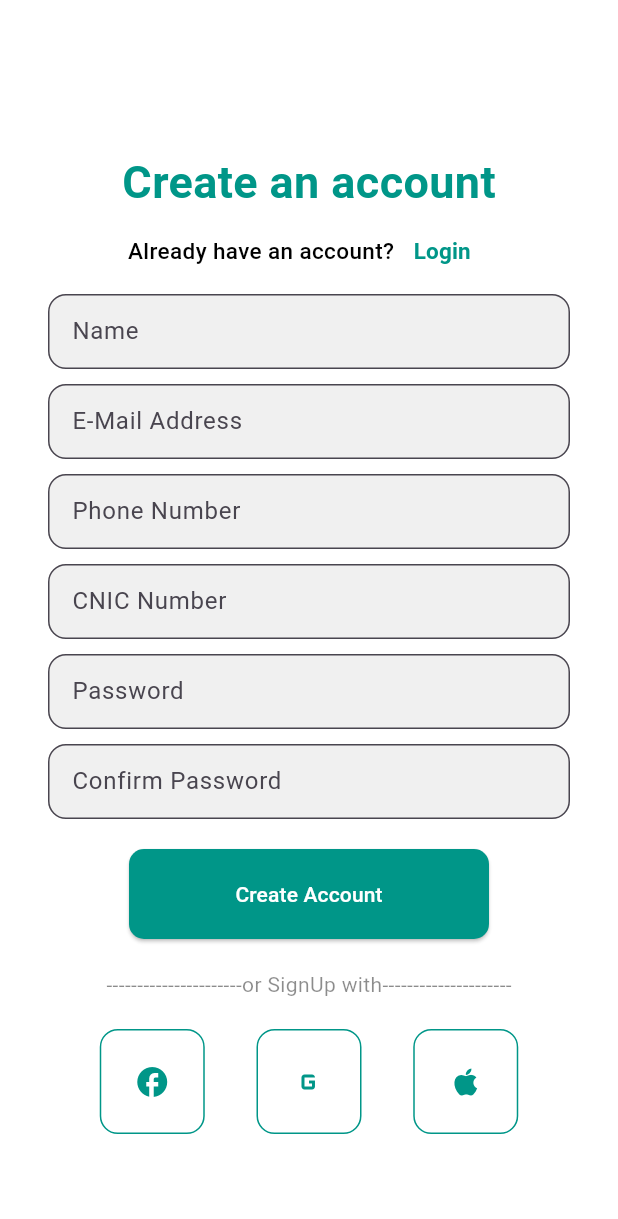
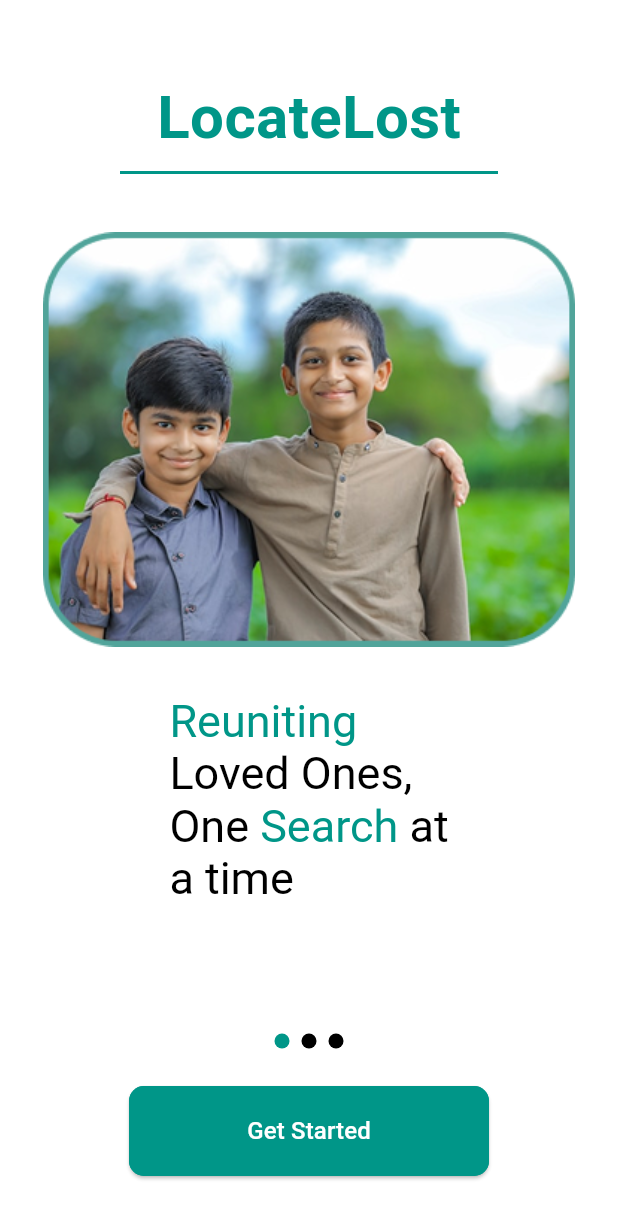
Before and after one commit to ZulfiqarAlam18/locate-lost, a Flutter app: the screen it shows after launch, on a phone screen of 412 x 824 dp. Shown: the top 1219 px of the screen. Run offline on Flutter 3.47's test engine with Material 3 defaults, Android fonts, the phone set to English and light mode, and no system bars; drawn by our look-alikes of smooth_page_indicator; our stand-ins replace google_fonts, percent_indicator.

Commit message:
splash screens ui ready

```diff
--- /dev/null
+++ b/lib/Screens/SplashScreens/splash.dart
@@ -0,0 +1,78 @@
+import 'package:flutter/material.dart';
+import 'package:locat_lost/Screens/SplashScreens/splash1.dart';
+import 'package:locat_lost/Screens/SplashScreens/splash2.dart';
+import 'package:locat_lost/Screens/SplashScreens/splash3.dart';
+import 'package:locat_lost/Screens/signup.dart';
+import 'package:locat_lost/Widgets/custom_button.dart';
+import 'package:locat_lost/colors.dart';
+import 'package:smooth_page_indicator/smooth_page_indicator.dart';
+
+class Splash extends StatefulWidget {
+  const Splash({super.key});
+
+  @override
+  State<Splash> createState() => _SplashState();
+}
+
+class _SplashState extends State<Splash> {
+  final PageController _controller = PageController();
+
+  @override
+  Widget build(BuildContext context) {
+    return Scaffold(
+      backgroundColor: AppColors.secondary,
+        body: Column(
+        children: [
+          SizedBox(height: 50,),
+          Text('LocateLost',
+            style: TextStyle(
+              fontSize: 40,
+              color: AppColors.primary,
+              fontWeight: FontWeight.w600,
+            ),),
+          Divider(
+            color: AppColors.primary,
+            indent: 80,
+            endIndent: 80,
+            thickness: 2,
+          ),
+          SizedBox(height: 30,),
+
+          Expanded(child: PageView(
+            controller: _controller,
+            children: [
+              Splash1(),
+              Splash2(),
+              Splash3(),
+            ],
+          )),
+          Padding(padding: EdgeInsets.only(bottom: 25),
+            child: SmoothPageIndicator(controller: _controller, count: 3,
+            effect: WormEffect(
+              dotColor: AppColors.myBlackColor,
+              dotHeight: 10,
+              dotWidth: 10,
+              activeDotColor: AppColors.primary,
+            ),
+
+            ),
+
+          ),
+          CustomButton(
+              onPressed: (){
+            Navigator.push(context, MaterialPageRoute(builder: (context)=>Signup()));
+          },
+              backgroundColor: AppColors.primary,
+              foregroundColor: AppColors.secondary,
+              size: 'large',
+              label: 'Get Started',
+              border: true),
+
+          SizedBox(height: 40,),
+
+        ],
+      ),
+    );
+
+  }
+}
--- /dev/null
+++ b/lib/Screens/SplashScreens/splash1.dart
@@ -0,0 +1,44 @@
+import 'package:flutter/material.dart';
+import 'package:locat_lost/Widgets/custom_button.dart';
+import 'package:locat_lost/colors.dart';
+
+class Splash1 extends StatefulWidget {
+  const Splash1({super.key});
+
+  @override
+  State<Splash1> createState() => _Splash1State();
+}
+
+class _Splash1State extends State<Splash1> {
+  @override
+  Widget build(BuildContext context) {
+    return Scaffold(
+      backgroundColor: AppColors.secondary,
+      body: Column(
+
+        children: [
+
+
+
+          Center(child: Image.asset('assets/splash1.png',width: 355,height: 280,)),
+          SizedBox(height: 30,),
+          RichText(text: TextSpan(text: 'Reuniting\n',style:TextStyle(
+
+            color: AppColors.primary,
+            fontSize: 30,
+
+
+          ),children: [
+            TextSpan(text: 'Loved Ones,\nOne ',style: TextStyle(color: AppColors.myBlackColor)),
+            TextSpan(text: 'Search'),
+            TextSpan(text: ' at\na time',style: TextStyle(color: AppColors.myBlackColor)),
+          ]),
+
+
+          ),
+
+        ],
+      ),
+    );
+  }
+}
--- a/lib/Screens/signup.dart
+++ b/lib/Screens/signup.dart
@@ -55,7 +55,11 @@ class _SignupState extends State<Signup> {
                       ),
                     ),
                     TextButton(
-                      onPressed: () {},
+                      onPressed: () {
+
+                        Navigator.push(context, MaterialPageRoute(builder: (context)=>Login()));
+
+                      },
                       child: Text(
                         'Login',
                         style: TextStyle(
@@ -114,15 +118,17 @@ class _SignupState extends State<Signup> {
                       SizedBox(height: 15), // Only a small gap between button and fields
 
                       // Custom Button
-                      CustomButton(
-                        text: 'Create Account',
-                        onPressed: () {
-                          Navigator.push(context, MaterialPageRoute(builder: (context) =>Login()));
-                        },
-                        size: 'large',
-                        bgColor: Colors.teal,
-                        textColor: Colors.white,
-                      ),
+                      CustomButton(onPressed: (){
+                        Navigator.push(context, MaterialPageRoute(builder: (context)=>Login()));
+                      },
+                          backgroundColor: AppColors.primary,
+                          foregroundColor: AppColors.secondary,
+                          size: 'large',
+                          label: 'Create Account',
+                          border: false),
+
+
+
                     ],
                   ),
                 ),
--- a/lib/Widgets/custom_button.dart
+++ b/lib/Widgets/custom_button.dart
@@ -1,54 +1,119 @@
 import 'package:flutter/material.dart';
 
 class CustomButton extends StatelessWidget {
-  final String text;
   final VoidCallback onPressed;
-  final String size;
-  final Color? bgColor;
-  final Color? textColor;
+  final Color backgroundColor;
+  final Color foregroundColor;
+  final String size; // "small" or "large"
+  final String label;
+  final bool border; // true if you want a teal border
 
   const CustomButton({
     super.key,
-   required this.text,
     required this.onPressed,
+    required this.backgroundColor,
+    required this.foregroundColor,
     required this.size,
-
-   // this.size = 'small',
-   required this.bgColor,
-   required this.textColor,
-
-
+    required this.label,
+    required this.border,
   });
-
-
 
   @override
   Widget build(BuildContext context) {
-    double width = size == 'large' ? 240 : 60;
-    double height = size == 'large' ? 60 : 40;
-
+    // Set button size based on 'size' input
+    final double buttonWidth = size == "large" ? 240 : 130;
+    final double buttonHeight = size == "large" ? 60 : 50;
 
     return SizedBox(
-      width: width,
-      height: height,
-
-      child: ElevatedButton(onPressed: onPressed, child: Text(text,),style: ElevatedButton.styleFrom(
-        backgroundColor: bgColor ?? Colors.teal,
-        foregroundColor: textColor ?? Colors.white,
-        padding: EdgeInsets.symmetric(horizontal: 25,vertical: 10),
-
+      width: buttonWidth,
+      height: buttonHeight,
+      child: ElevatedButton(
+        onPressed: onPressed,
+        style: ElevatedButton.styleFrom(
+          backgroundColor: backgroundColor,
+          foregroundColor: foregroundColor,
+          side: border ? const BorderSide(color: Colors.teal) : BorderSide.none,
           shape: RoundedRectangleBorder(
             borderRadius: BorderRadius.circular(10),
-        )
-
-
-
-      )),
-
+          ),
+        ),
+        child: Text(
+          label,
+          style: const TextStyle(fontSize: 16),
+        ),
+      ),
     );
+  }
+}
 
 
 
 
-  }
-}
+
+
+
+
+
+
+
+
+
+
+
+
+
+
+// import 'package:flutter/material.dart';
+//
+// class CustomButton extends StatelessWidget {
+//   final String text;
+//   final VoidCallback onPressed;
+//   final String size;
+//   final Color? bgColor;
+//   final Color? textColor;
+//
+//   const CustomButton({
+//    super.key,
+//    required this.text,
+//    required this.onPressed,
+//    required this.size,
+//
+//    // this.size = 'small',
+//    required this.bgColor,
+//    required this.textColor,
+//
+//
+// });
+//
+//
+//
+//   @override
+//   Widget build(BuildContext context) {
+//     double width = size == 'large' ? 240 : 60;
+//     double height = size == 'large' ? 60 : 40;
+//
+//
+//     return SizedBox(
+//       width: width,
+//       height: height,
+//
+//       child: ElevatedButton(onPressed: onPressed, child: Text(text,),style: ElevatedButton.styleFrom(
+//         backgroundColor: bgColor ?? Colors.teal,
+//         foregroundColor: textColor ?? Colors.white,
+//         padding: EdgeInsets.symmetric(horizontal: 25,vertical: 10),
+//
+//         shape: RoundedRectangleBorder(
+//           borderRadius: BorderRadius.circular(10),
+//         )
+//
+//
+//
+//       )),
+//
+//     );
+//
+//
+//
+//
+//   }
+// }
--- a/lib/main.dart
+++ b/lib/main.dart
@@ -1,5 +1,6 @@
 import 'package:flutter/cupertino.dart';
 import 'package:flutter/material.dart';
+import 'package:locat_lost/Screens/SplashScreens/splash1.dart';
 import 'package:locat_lost/Screens/child_info.dart';
 import 'package:locat_lost/Screens/login.dart';
 import 'package:locat_lost/Screens/report_case.dart';
@@ -7,6 +8,7 @@
 import 'package:locat_lost/colors.dart';
 import 'package:locat_lost/demo.dart';
 
+import 'Screens/SplashScreens/splash.dart';
 import 'Screens/home_screen.dart';
 import 'Screens/record.dart';
 
@@ -65,7 +67,7 @@
 
       ),
 
-      home:  Signup(),
+      home:  Splash(),
 
     );
 
--- a/pubspec.yaml
+++ b/pubspec.yaml
@@ -14,6 +14,7 @@ dependencies:
   cupertino_icons: ^1.0.8
   google_fonts: ^6.2.1
   percent_indicator: ^4.2.5
+  smooth_page_indicator: ^1.2.1
 
 dev_dependencies:
   flutter_test:
@@ -31,3 +32,7 @@ flutter:
     - assets/unlink.png
     - assets/link.png
     - assets/link-03.png
+    - assets/zulfi.png
+    - assets/splash1.png
+    - assets/splash2.png
+    - assets/splash3.png
```
Also changed, not shown: lib/Screens/SplashScreens/splash2.dart (added, +43 -0 lines), lib/Screens/SplashScreens/splash3.dart (added, +71 -0 lines), lib/Screens/child_info.dart (+20 -16 lines), lib/Screens/home_screen.dart (+8 -3 lines), lib/Screens/login.dart (+14 -10 lines), lib/Screens/parent_info.dart (+18 -16 lines), lib/Screens/record.dart (+8 -2 lines), lib/Screens/upload_images.dart (+23 -8 lines), lib/demo.dart (+86 -84 lines), assets/splash1.png (added), assets/splash1_test.jpeg (added), assets/splash2.png (added), assets/splash3.png (added), assets/zulfi.png (added), 1 more files. Lines whose indentation alone changed are shown as unchanged.
